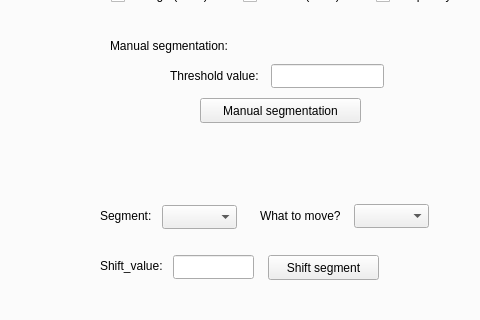
Above: ExpertSystem.ui from AjeyDikshit/ExpertSystem before the change; both pictures show x 702 to 1182 and y 198 to 518 of the 1281 by 840 pixel window. Below: the same form after it.
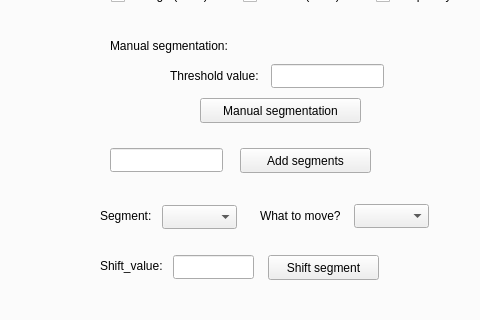
That is the form after the change. The open tabs and pages were chosen to show the change. Icons and pictures are not drawn. Custom widgets are drawn as their Qt base class.

Commit message: Added function for adding segments(1)

The edit to the form file:
```diff
--- a/ExpertSystem.ui
+++ b/ExpertSystem.ui
@@ -1897,6 +1897,29 @@
        <string>Shift segment</string>
       </property>
      </widget>
+     <widget class="QLineEdit" name="LE_add_segment_value">
+      <property name="geometry">
+       <rect>
+        <x>800</x>
+        <y>310</y>
+        <width>113</width>
+        <height>24</height>
+       </rect>
+      </property>
+     </widget>
+     <widget class="QPushButton" name="PB_add_segments">
+      <property name="geometry">
+       <rect>
+        <x>930</x>
+        <y>310</y>
+        <width>131</width>
+        <height>25</height>
+       </rect>
+      </property>
+      <property name="text">
+       <string>Add segments</string>
+      </property>
+     </widget>
     </widget>
    </widget>
   </widget>
```
The commit also changes 3 other files.
